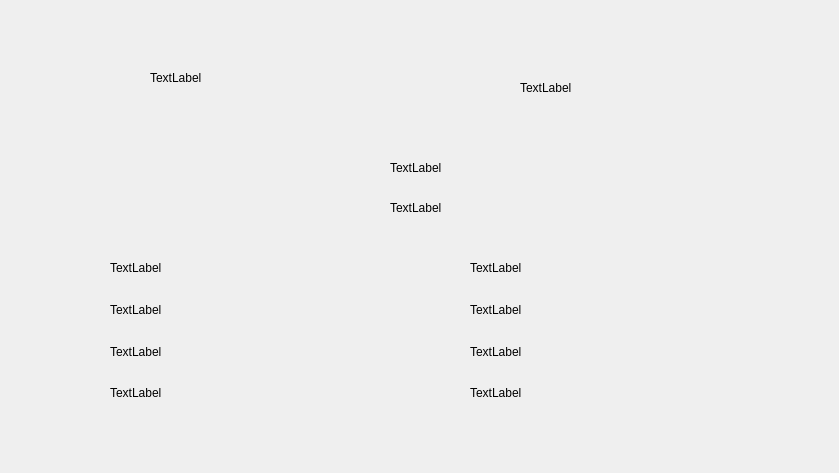
The window that Military/dialogwiner.ui (DmitryBizCode/MilitaryQt) describes before a commit, drawn with Qt 5.
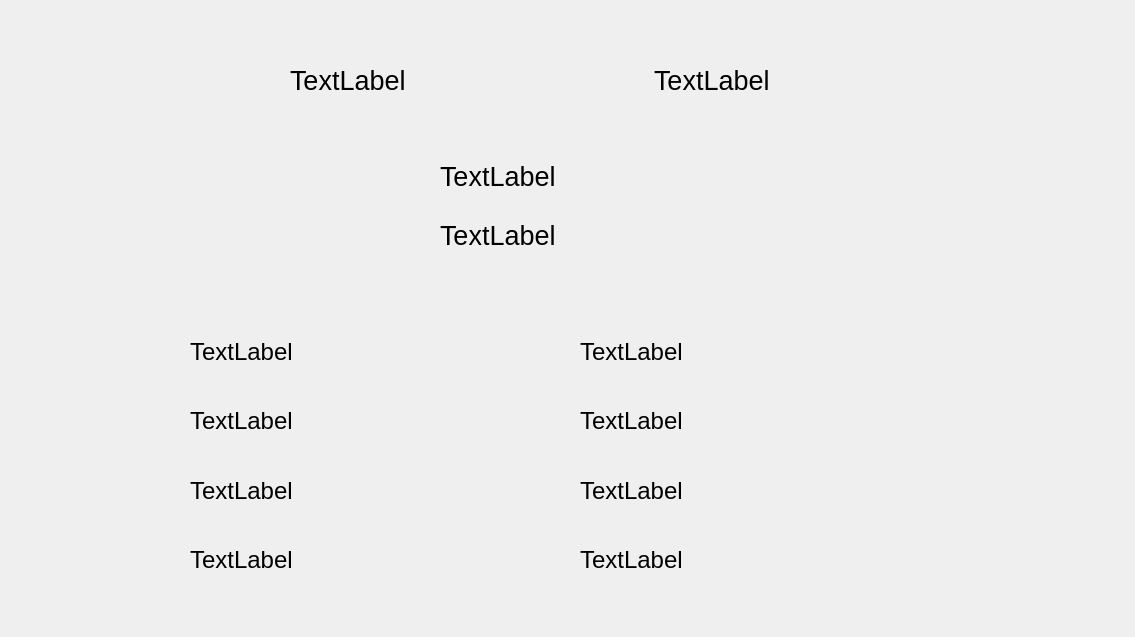
The same window after the commit.

Diff of the .ui file:
```diff
--- a/Military/dialogwiner.ui
+++ b/Military/dialogwiner.ui
@@ -6,51 +6,35 @@
    <rect>
     <x>0</x>
     <y>0</y>
-    <width>839</width>
-    <height>473</height>
+    <width>1135</width>
+    <height>637</height>
    </rect>
   </property>
   <property name="windowTitle">
    <string>Dialog</string>
   </property>
-  <widget class="QLabel" name="label">
-   <property name="geometry">
-    <rect>
-     <x>150</x>
-     <y>70</y>
-     <width>151</width>
-     <height>16</height>
-    </rect>
-   </property>
-   <property name="text">
-    <string>TextLabel</string>
-   </property>
-  </widget>
-  <widget class="QLabel" name="label_2">
-   <property name="geometry">
-    <rect>
-     <x>520</x>
-     <y>80</y>
-     <width>131</width>
-     <height>16</height>
-    </rect>
-   </property>
-   <property name="text">
-    <string>TextLabel</string>
-   </property>
-  </widget>
   <widget class="QWidget" name="verticalLayoutWidget">
    <property name="geometry">
     <rect>
-     <x>110</x>
-     <y>250</y>
-     <width>261</width>
-     <height>161</height>
+     <x>190</x>
+     <y>320</y>
+     <width>331</width>
+     <height>271</height>
     </rect>
    </property>
+   <property name="font">
+    <font>
+     <pointsize>18</pointsize>
+    </font>
+   </property>
    <layout class="QVBoxLayout" name="verticalLayout">
     <item>
      <widget class="QLabel" name="Ta">
+      <property name="font">
+       <font>
+        <pointsize>18</pointsize>
+       </font>
+      </property>
       <property name="text">
        <string>TextLabel</string>
       </property>
@@ -58,6 +42,11 @@
     </item>
     <item>
      <widget class="QLabel" name="Sa">
+      <property name="font">
+       <font>
+        <pointsize>18</pointsize>
+       </font>
+      </property>
       <property name="text">
        <string>TextLabel</string>
       </property>
@@ -65,6 +54,11 @@
     </item>
     <item>
      <widget class="QLabel" name="Va">
+      <property name="font">
+       <font>
+        <pointsize>18</pointsize>
+       </font>
+      </property>
       <property name="text">
        <string>TextLabel</string>
       </property>
@@ -72,6 +66,11 @@
     </item>
     <item>
      <widget class="QLabel" name="Da">
+      <property name="font">
+       <font>
+        <pointsize>18</pointsize>
+       </font>
+      </property>
       <property name="text">
        <string>TextLabel</string>
       </property>
@@ -82,15 +81,25 @@
   <widget class="QWidget" name="verticalLayoutWidget_2">
    <property name="geometry">
     <rect>
-     <x>470</x>
-     <y>250</y>
-     <width>281</width>
-     <height>161</height>
+     <x>580</x>
+     <y>320</y>
+     <width>351</width>
+     <height>271</height>
     </rect>
    </property>
+   <property name="font">
+    <font>
+     <pointsize>18</pointsize>
+    </font>
+   </property>
    <layout class="QVBoxLayout" name="verticalLayout_2">
     <item>
      <widget class="QLabel" name="Tb">
+      <property name="font">
+       <font>
+        <pointsize>18</pointsize>
+       </font>
+      </property>
       <property name="text">
        <string>TextLabel</string>
       </property>
@@ -98,6 +107,11 @@
     </item>
     <item>
      <widget class="QLabel" name="Sb">
+      <property name="font">
+       <font>
+        <pointsize>18</pointsize>
+       </font>
+      </property>
       <property name="text">
        <string>TextLabel</string>
       </property>
@@ -105,6 +119,11 @@
     </item>
     <item>
      <widget class="QLabel" name="Vb">
+      <property name="font">
+       <font>
+        <pointsize>18</pointsize>
+       </font>
+      </property>
       <property name="text">
        <string>TextLabel</string>
       </property>
@@ -112,6 +131,11 @@
     </item>
     <item>
      <widget class="QLabel" name="Db">
+      <property name="font">
+       <font>
+        <pointsize>18</pointsize>
+       </font>
+      </property>
       <property name="text">
        <string>TextLabel</string>
       </property>
@@ -119,31 +143,77 @@
     </item>
    </layout>
   </widget>
-  <widget class="QLabel" name="weatherLabel">
+  <widget class="QWidget" name="horizontalLayoutWidget">
    <property name="geometry">
     <rect>
-     <x>390</x>
-     <y>160</y>
-     <width>391</width>
-     <height>16</height>
+     <x>290</x>
+     <y>40</y>
+     <width>721</width>
+     <height>80</height>
     </rect>
    </property>
-   <property name="text">
-    <string>TextLabel</string>
-   </property>
+   <layout class="QHBoxLayout" name="horizontalLayout">
+    <item>
+     <widget class="QLabel" name="label">
+      <property name="font">
+       <font>
+        <pointsize>20</pointsize>
+       </font>
+      </property>
+      <property name="text">
+       <string>TextLabel</string>
+      </property>
+     </widget>
+    </item>
+    <item>
+     <widget class="QLabel" name="label_2">
+      <property name="font">
+       <font>
+        <pointsize>20</pointsize>
+       </font>
+      </property>
+      <property name="text">
+       <string>TextLabel</string>
+      </property>
+     </widget>
+    </item>
+   </layout>
   </widget>
-  <widget class="QLabel" name="TimerQt">
+  <widget class="QWidget" name="verticalLayoutWidget_3">
    <property name="geometry">
     <rect>
-     <x>390</x>
-     <y>200</y>
-     <width>281</width>
-     <height>16</height>
+     <x>440</x>
+     <y>150</y>
+     <width>411</width>
+     <height>111</height>
     </rect>
    </property>
-   <property name="text">
-    <string>TextLabel</string>
-   </property>
+   <layout class="QVBoxLayout" name="verticalLayout_3">
+    <item>
+     <widget class="QLabel" name="weatherLabel">
+      <property name="font">
+       <font>
+        <pointsize>20</pointsize>
+       </font>
+      </property>
+      <property name="text">
+       <string>TextLabel</string>
+      </property>
+     </widget>
+    </item>
+    <item>
+     <widget class="QLabel" name="TimerQt">
+      <property name="font">
+       <font>
+        <pointsize>20</pointsize>
+       </font>
+      </property>
+      <property name="text">
+       <string>TextLabel</string>
+      </property>
+     </widget>
+    </item>
+   </layout>
   </widget>
  </widget>
  <resources/>
```
